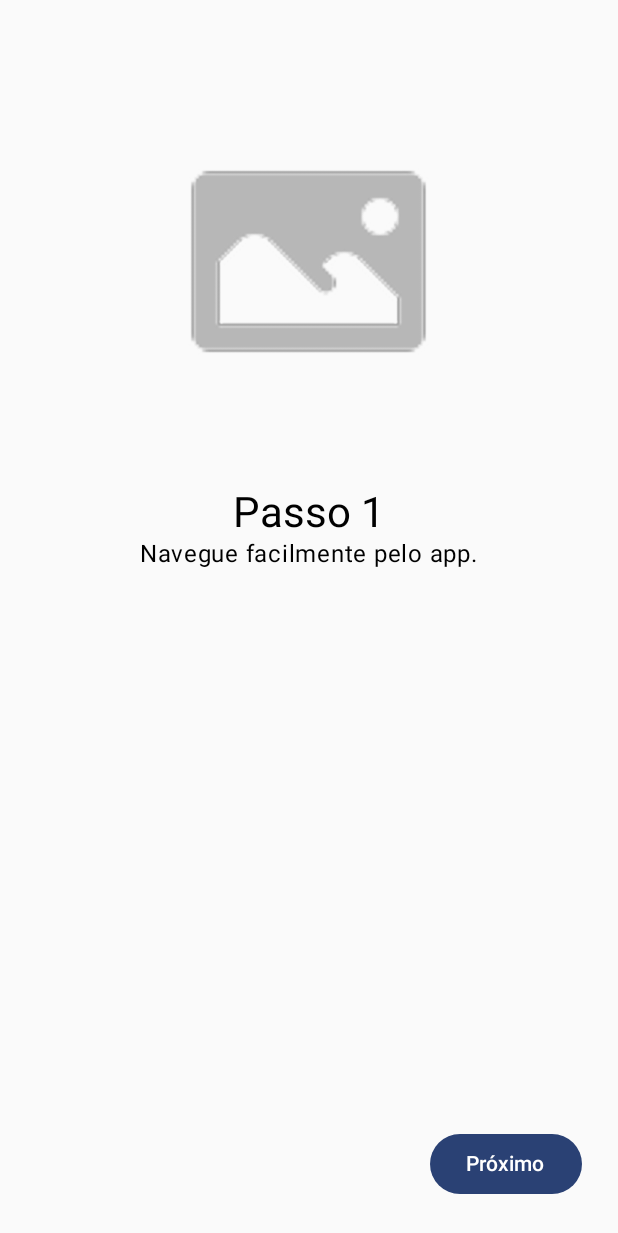
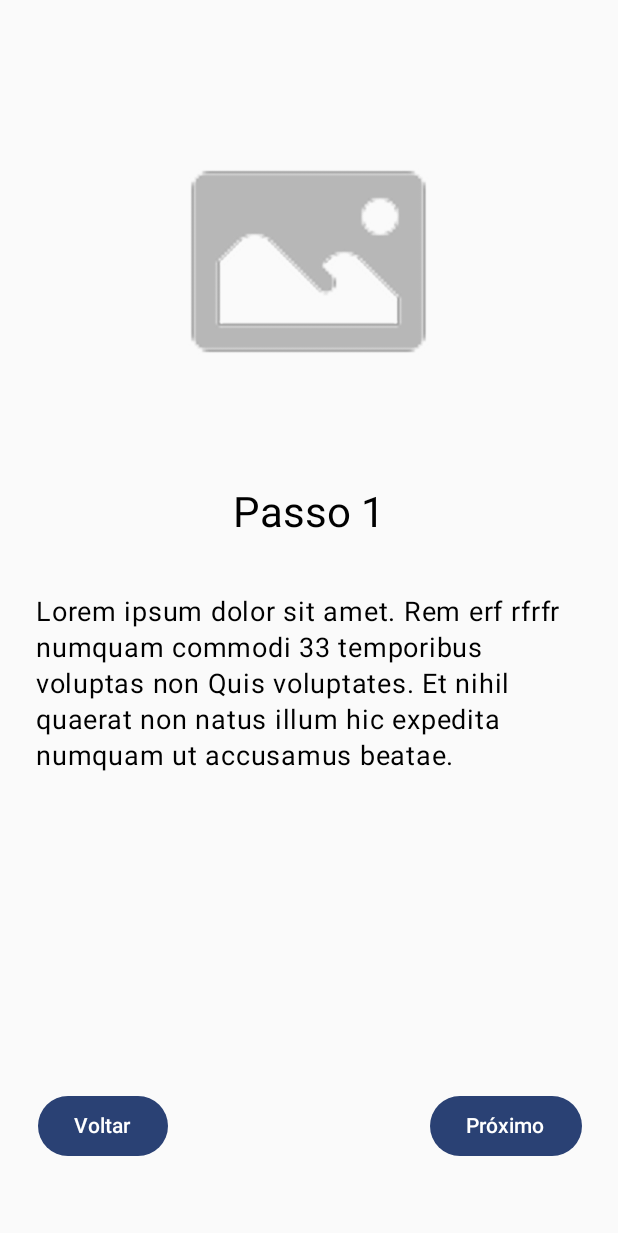
Before and after one commit to LeticiaSumida/PI3-Turma4-5, an Android app built with Jetpack Compose: the screen it shows after launch (SignUpActivity), after a tap on "Próximo", on a phone screen of 412 x 824 dp. Shown: the top 1233 px of the screen. Run offline under Robolectric (Android 15) with nearby library versions, the phone set to English and light mode, and no system bars; our stand-ins replace Firebase (no records; nobody signed in at launch, a user with empty details on screens opened directly); libraries missing offline, so code that uses them is left out: org.mindrot.jbcrypt.

Commit message:
Criacao botao de voltar no tutorial

```diff
--- a/SuperID/app/src/main/java/br/edu/puc/superid/ui/WelcomeScreen.kt
+++ b/SuperID/app/src/main/java/br/edu/puc/superid/ui/WelcomeScreen.kt
@@ -10,12 +10,17 @@ import androidx.compose.animation.slideOutHorizontally
 import androidx.compose.animation.togetherWith
 import androidx.compose.animation.with
 import androidx.compose.foundation.Image
+import androidx.compose.foundation.background
+import androidx.compose.foundation.clickable
 import androidx.compose.foundation.layout.Arrangement
+import androidx.compose.foundation.layout.Box
 import androidx.compose.foundation.layout.Column
 import androidx.compose.foundation.layout.Row
+import androidx.compose.foundation.layout.Spacer
 import androidx.compose.foundation.layout.fillMaxSize
 import androidx.compose.foundation.layout.padding
 import androidx.compose.foundation.layout.size
+import androidx.compose.foundation.shape.CircleShape
 import androidx.compose.material3.Button
 import androidx.compose.material3.Checkbox
 import androidx.compose.material3.MaterialTheme
@@ -27,9 +32,12 @@ import androidx.compose.runtime.remember
 import androidx.compose.runtime.setValue
 import androidx.compose.ui.Alignment
 import androidx.compose.ui.Modifier
+import androidx.compose.ui.draw.clip
+import androidx.compose.ui.graphics.Color
 import androidx.compose.ui.res.painterResource
 import androidx.compose.ui.tooling.preview.Preview
 import androidx.compose.ui.unit.dp
+import androidx.compose.ui.unit.sp
 
 
 @OptIn(ExperimentalAnimationApi::class)
@@ -62,11 +70,10 @@ fun WelcomeCarousel( onAceitar: () -> Unit ){
                             contentDescription = null,
                             modifier = Modifier.size(300.dp)
                         )
-                        Text("Seja bem-vindo!", style = MaterialTheme.typography.headlineMedium)
+                        Text("Seja bem-vindo!\n", style = MaterialTheme.typography.headlineMedium)
                         Text(
-                            "Estamos felizes em ter você aqui.",
-                            style = MaterialTheme.typography.bodyLarge,
-                            modifier = Modifier.padding(top = 0.dp)
+                            "Lorem ipsum dolor sit amet. Rem erf rfrfr numquam commodi 33 temporibus voluptas non Quis voluptates. Et nihil quaerat non natus illum hic expedita numquam ut accusamus beatae.",
+                            fontSize = 18.sp,
                         )
                     }
                 }
@@ -78,8 +85,11 @@ fun WelcomeCarousel( onAceitar: () -> Unit ){
                             contentDescription = null,
                             modifier = Modifier.size(300.dp).padding(16.dp)
                         )
-                        Text("Passo 1", style = MaterialTheme.typography.headlineMedium)
-                        Text("Navegue facilmente pelo app.", style = MaterialTheme.typography.bodyLarge)
+                        Text("Passo 1\n", style = MaterialTheme.typography.headlineMedium)
+                        Text(
+                            "Lorem ipsum dolor sit amet. Rem erf rfrfr numquam commodi 33 temporibus voluptas non Quis voluptates. Et nihil quaerat non natus illum hic expedita numquam ut accusamus beatae.",
+                            fontSize = 18.sp,
+                        )
                     }
                 }
 
@@ -90,8 +100,11 @@ fun WelcomeCarousel( onAceitar: () -> Unit ){
                             contentDescription = null,
                             modifier = Modifier.size(300.dp).padding(16.dp)
                         )
-                        Text("Passo 2", style = MaterialTheme.typography.headlineMedium)
-                        Text("Gerencie suas tarefas rapidamente.", style = MaterialTheme.typography.bodyLarge)
+                        Text("Passo 2\n", style = MaterialTheme.typography.headlineMedium)
+                        Text(
+                            "Lorem ipsum dolor sit amet. Rem erf rfrfr numquam commodi 33 temporibus voluptas non Quis voluptates. Et nihil quaerat non natus illum hic expedita numquam ut accusamus beatae.",
+                            fontSize = 18.sp,
+                        )
                     }
                 }
 
@@ -99,13 +112,13 @@ fun WelcomeCarousel( onAceitar: () -> Unit ){
                     Column(horizontalAlignment = Alignment.CenterHorizontally) {
                         Text("\n\nTermos e Condições\n", style = MaterialTheme.typography.headlineMedium)
                         Text(
-                            "Ao utilizar o aplicativo SuperID, voce concorda com os seguintes termos:\n\n" +
+                            "Ao utilizar o aplicativo SuperID, voce concorda com os seguintes termos:\n" +
                                     "O usuário é reponsável pels informacoes fornecidas no cadastro e pelo uso adequado da senha mestre.\n\n" +
                                     "Todas as senhas e dados armazenados sao criptografados, mas o SuperID nao se responsabiliza por perdas decorrentes de acessos nao autorizados causados por negligencia do usuário.\n\n" +
                                     "A funcionalidade de login via QR Code está disponivel apenas para plataformas compativeis e parceiras.\n\n" +
                                     "O usuário concorda em nao utilizar o SuperID para atividades ilegais ou que violem direitos de terceiros.\n\n" +
                                     "Ao prosseguir, voce confirma que leu, compreendeu e aceita integralmente os termos de uso.\n",
-                            style = MaterialTheme.typography.bodyLarge
+                            fontSize = 18.sp,
                         )
                         Row(verticalAlignment = Alignment.CenterVertically) {
                             Checkbox(checked = aceitouTermos, onCheckedChange = { aceitouTermos = it })
@@ -116,6 +129,36 @@ fun WelcomeCarousel( onAceitar: () -> Unit ){
             }
         }
 
+        Row (
+            modifier = Modifier
+                .align(Alignment.End)
+                .padding(bottom = 25.dp)
+            ){
+            if(paginas[paginaAtual] != "welcome") {
+                Button(
+                    onClick = {
+                        if (paginaAtual <= paginas.lastIndex) {
+                            paginaAtual--
+                        }
+                    },
+                ) {
+                    Text("Voltar")
+                }
+            }
+            /*Spacer(modifier = Modifier.padding(horizontal = 10.dp))
+            repeat(paginas.indexOf(String())) { index ->
+                Box(
+                    modifier = Modifier
+                        .size(12.dp)
+                        .clip(CircleShape)
+                        .background(if (paginaAtual == index) Color.Black else Color.Gray)
+                        .clickable { paginaAtual.scrollToPage(index) },
+                    contentAlignment = Alignment.Center
+                ) {
+                    Text("t")
+                }
+            }*/
+            Spacer(modifier = Modifier.padding(horizontal = 87.dp))
             Button(
                 onClick = {
                     if (paginaAtual < paginas.lastIndex) {
@@ -124,11 +167,12 @@ fun WelcomeCarousel( onAceitar: () -> Unit ){
                         onAceitar()
                     }
                 },
-            modifier = Modifier.align(Alignment.End),
                 enabled = paginaAtual < paginas.lastIndex || aceitouTermos
             ) {
                 Text(if (paginaAtual == paginas.lastIndex) "Finalizar" else "Próximo")
             }
+        }
+
     }
 }
 
```
Lines whose indentation alone changed are shown as unchanged.
